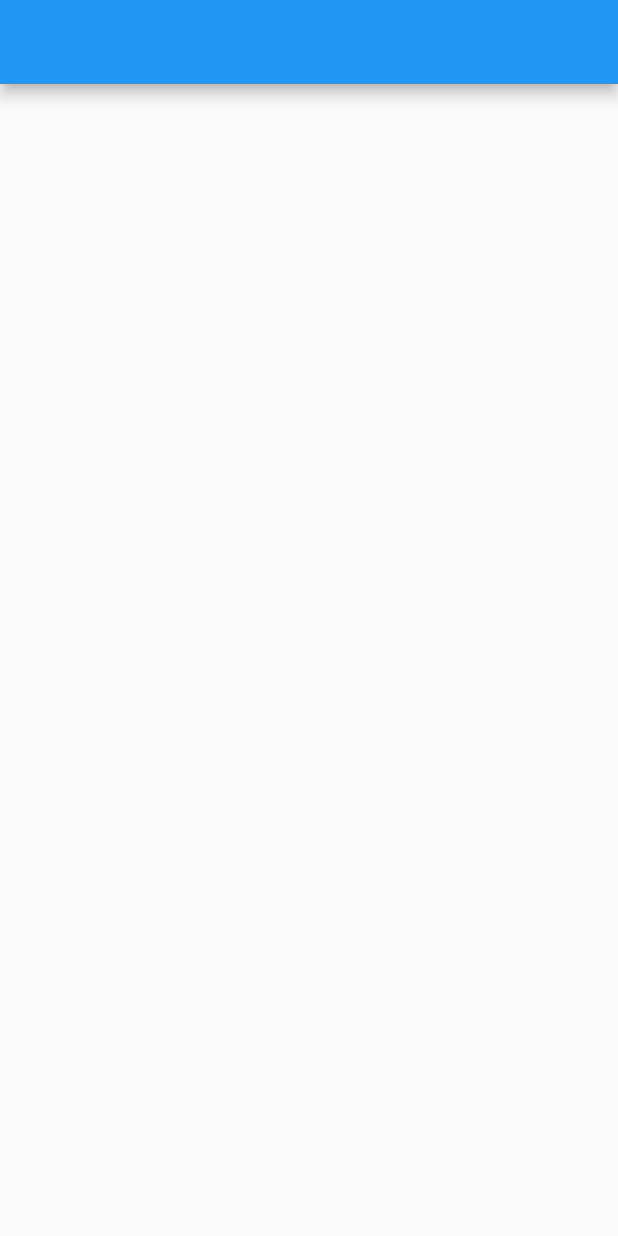
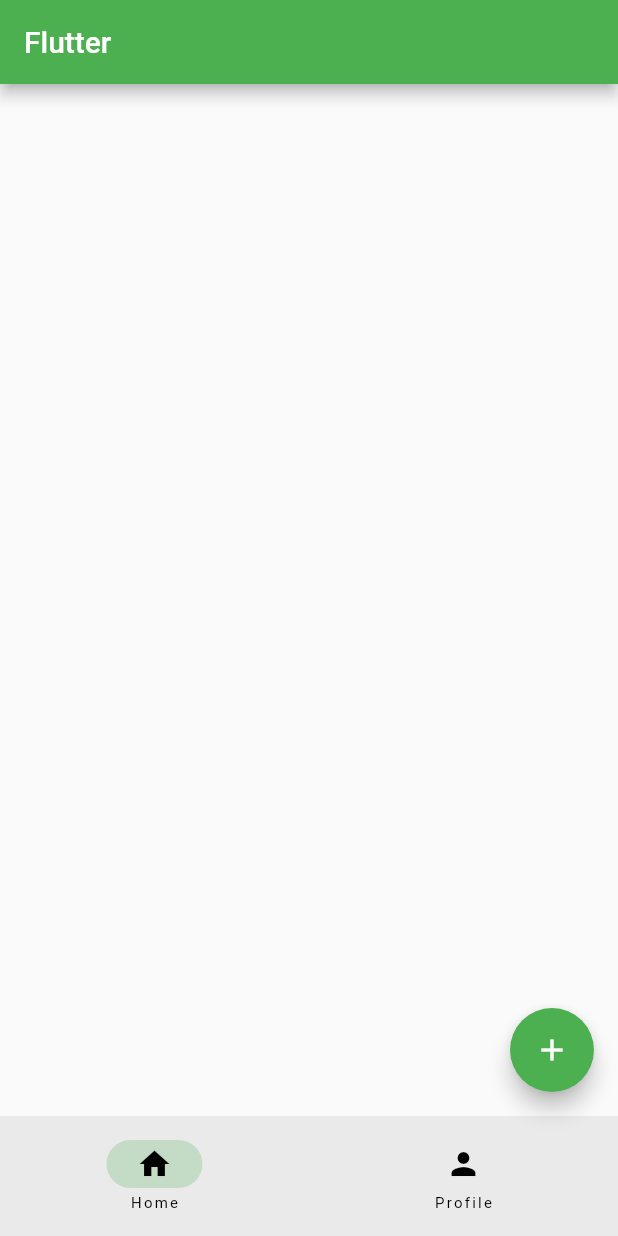
Before and after one commit to ShadrackOngera/flutter_mapp_one, a Flutter app: the screen it shows after launch, on a phone screen of 412 x 824 dp. Run offline on Flutter 3.47's test engine with Material 2 defaults, Android fonts, the phone set to English and light mode, and no system bars.

Commit message:
bottom navigation

```diff
--- a/lib/main.dart
+++ b/lib/main.dart
@@ -10,8 +10,9 @@
   @override
   Widget build(BuildContext context) {
     return MaterialApp(
-      theme: ThemeData(),
-      home:  const RootPage(),
+      debugShowCheckedModeBanner: false,
+      theme: ThemeData(primarySwatch: Colors.green),
+      home: const RootPage(),
     );
   }
 }
@@ -24,10 +25,31 @@
 }
 
 class _RootPageState extends State<RootPage> {
+  int currentPage = 0;
   @override
   Widget build(BuildContext context) {
     return Scaffold(
-      appBar: AppBar(),
+      appBar: AppBar(
+        title: const Text('Flutter'),
+      ),
+      floatingActionButton: FloatingActionButton(
+        onPressed: () {
+          debugPrint('Floating button');
+        },
+        child: const Icon(Icons.add),
+      ),
+      bottomNavigationBar: NavigationBar(
+        destinations: const [
+          NavigationDestination(icon: Icon(Icons.home), label: 'Home'),
+          NavigationDestination(icon: Icon(Icons.person), label: 'Profile')
+        ],
+        onDestinationSelected: (int index){
+          setState(() {
+            currentPage = index;
+          });
+        },
+        selectedIndex: currentPage,
+      ),
     );
   }
 }
```
